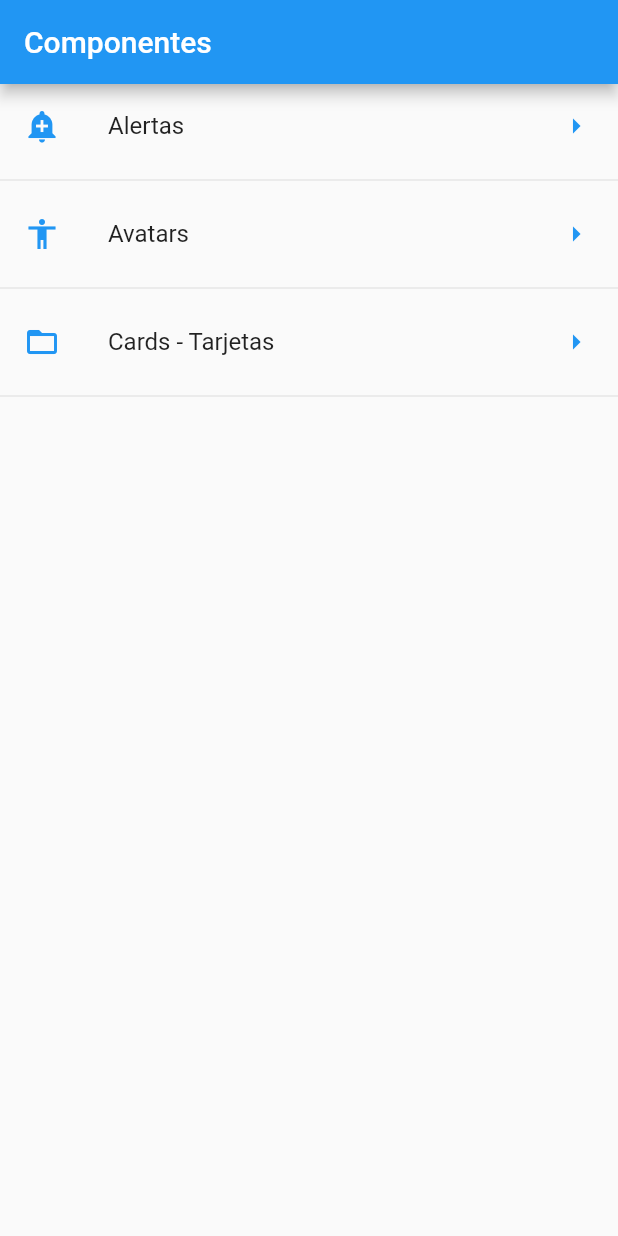
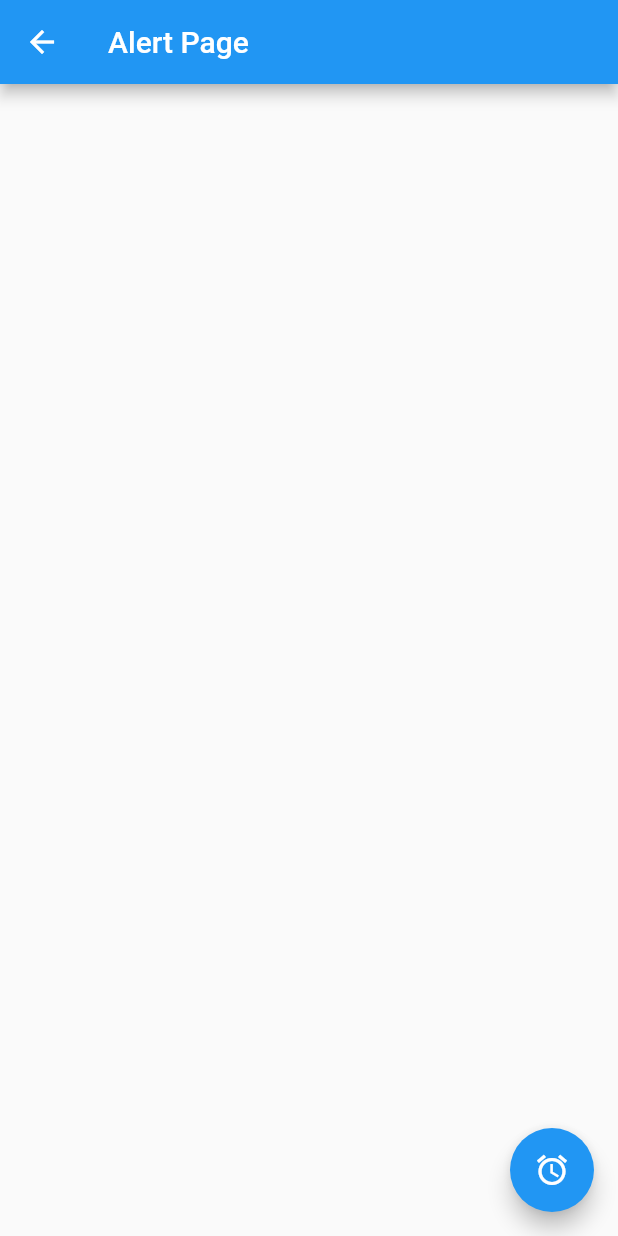
Before and after one commit to yuqmettal/flutter-components, a Flutter app: the screen it shows after launch, after a tap on "Cards - Tarjetas", on a phone screen of 412 x 824 dp. Run offline on Flutter 3.47's test engine with Material 2 defaults, Android fonts, the phone set to English and light mode, and no system bars.

Commit message:
Add routes

```diff
--- a/lib/main.dart
+++ b/lib/main.dart
@@ -1,4 +1,5 @@
-import 'package:componentes/src/pages/home_page.dart';
+import 'package:componentes/src/pages/alert_page.dart';
+import 'package:componentes/src/routes/routes.dart';
 import 'package:flutter/material.dart';
 
 void main() => runApp(MyApp());
@@ -9,7 +10,14 @@ class MyApp extends StatelessWidget {
     return MaterialApp(
       title: 'Components',
       debugShowCheckedModeBanner: false,
-      home: HomePage(),
+      // home: HomePage(),
+      initialRoute: '/',
+      routes: getApplicationRoutes(),
+      onGenerateRoute: (settings) {
+        return MaterialPageRoute(
+          builder: (BuildContext context) => AlertPage()
+        );
+      },
     );
   }
 }
--- /dev/null
+++ b/lib/src/pages/alert_page.dart
@@ -0,0 +1,18 @@
+import 'package:flutter/material.dart';
+
+class AlertPage extends StatelessWidget {
+  @override
+  Widget build(BuildContext context) {
+    return Scaffold(
+      appBar: AppBar(
+        title: Text('Alert Page'),
+      ),
+      floatingActionButton: FloatingActionButton(
+        onPressed: () {
+          Navigator.pop(context);
+        },
+        child: Icon(Icons.access_alarm),
+      ),
+    );
+  }
+}
--- a/lib/src/pages/home_page.dart
+++ b/lib/src/pages/home_page.dart
@@ -1,3 +1,4 @@
+import 'package:componentes/src/pages/alert_page.dart';
 import 'package:componentes/src/providers/menu_provider.dart';
 import 'package:componentes/src/utils/icono_strin_util.dart';
 import 'package:flutter/material.dart';
@@ -19,13 +20,13 @@ class HomePage extends StatelessWidget {
       initialData: [],
       builder: (context, AsyncSnapshot<List<dynamic>> snapshot) {
         return ListView(
-          children: _listaItems(snapshot.data),
+          children: _listaItems(snapshot.data, context),
         );
       },
     );
   }
 
-  List<Widget> _listaItems(List<dynamic> data) {
+  List<Widget> _listaItems(List<dynamic> data, BuildContext context) {
     final List<Widget> opciones = [];
     data.forEach((opt) {
       final widgedTemp = ListTile(
@@ -35,7 +36,15 @@ class HomePage extends StatelessWidget {
           Icons.arrow_right,
           color: Colors.blue,
         ),
-        onTap: () {},
+        onTap: () {
+          Navigator.pushNamed(context, opt['ruta']);
+          // final route = MaterialPageRoute(builder: (context) {
+          //   return AlertPage();
+          // });
+          // Navigator.push(
+          //   context, route
+          // );
+        },
       );
       opciones..add(widgedTemp)..add(Divider());
     });
--- /dev/null
+++ b/lib/src/routes/routes.dart
@@ -0,0 +1,13 @@
+import 'package:flutter/material.dart';
+
+import 'package:componentes/src/pages/alert_page.dart';
+import 'package:componentes/src/pages/avatar_page.dart';
+import 'package:componentes/src/pages/home_page.dart';
+
+Map<String, WidgetBuilder> getApplicationRoutes() {
+  return <String, WidgetBuilder>{
+    '/': (BuildContext context) => HomePage(),
+    'alert': (BuildContext context) => AlertPage(),
+    'avatar': (BuildContext context) => AvatarPage(),
+  };
+}
```
Also changed, not shown: lib/src/pages/avatar_page.dart (added, +13 -0 lines).
